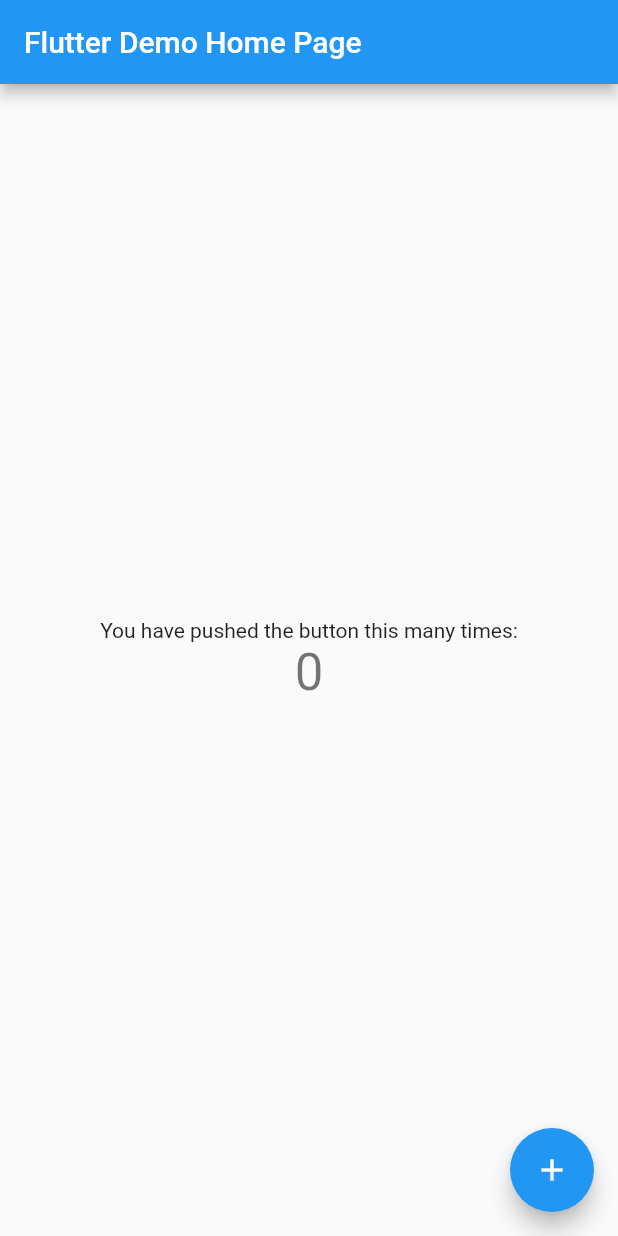
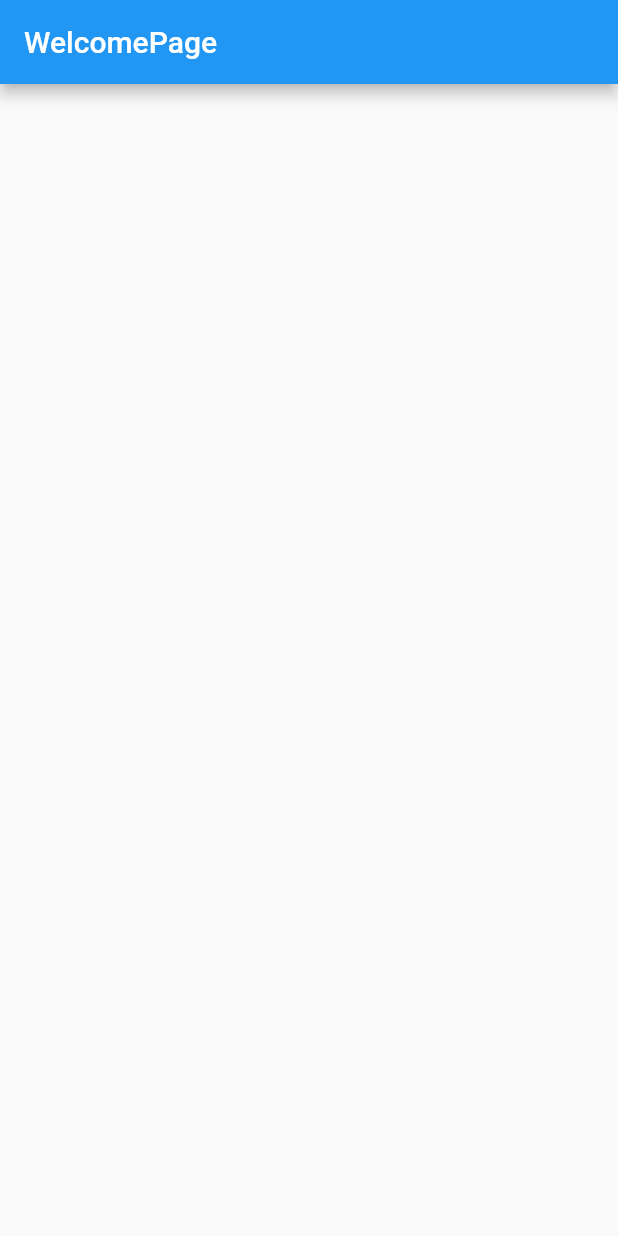
Before and after one commit to JanibekJali/flutter_git, a Flutter app: the screen it shows after launch, on a phone screen of 412 x 824 dp. Run offline on Flutter 3.47's test engine with Material 2 defaults, Android fonts, the phone set to English and light mode, and no system bars.

Commit message:
welcome_page

```diff
--- /dev/null
+++ b/lib/app/page/welcome_page.dart
@@ -0,0 +1,21 @@
+import 'package:flutter/material.dart';
+import 'package:flutter/src/widgets/framework.dart';
+import 'package:flutter/src/widgets/placeholder.dart';
+
+class WelcomePage extends StatefulWidget {
+  const WelcomePage({super.key});
+
+  @override
+  State<WelcomePage> createState() => _WelcomePageState();
+}
+
+class _WelcomePageState extends State<WelcomePage> {
+  @override
+  Widget build(BuildContext context) {
+    return Scaffold(
+      appBar: AppBar(
+        title: const Text("WelcomePage"),
+      ),
+    );
+  }
+}
--- a/lib/main.dart
+++ b/lib/main.dart
@@ -1,4 +1,6 @@
 import 'package:flutter/material.dart';
+
+import 'app/page/welcome_page.dart';
 
 void main() {
   runApp(const MyApp());
@@ -24,92 +26,7 @@ class MyApp extends StatelessWidget {
         // is not restarted.
         primarySwatch: Colors.blue,
       ),
-      home: const MyHomePage(title: 'Flutter Demo Home Page'),
+      home: const WelcomePage(),
     );
   }
 }
-
-class MyHomePage extends StatefulWidget {
-  const MyHomePage({super.key, required this.title});
-
-  // This widget is the home page of your application. It is stateful, meaning
-  // that it has a State object (defined below) that contains fields that affect
-  // how it looks.
-
-  // This class is the configuration for the state. It holds the values (in this
-  // case the title) provided by the parent (in this case the App widget) and
-  // used by the build method of the State. Fields in a Widget subclass are
-  // always marked "final".
-
-  final String title;
-
-  @override
-  State<MyHomePage> createState() => _MyHomePageState();
-}
-
-class _MyHomePageState extends State<MyHomePage> {
-  int _counter = 0;
-
-  void _incrementCounter() {
-    setState(() {
-      // This call to setState tells the Flutter framework that something has
-      // changed in this State, which causes it to rerun the build method below
-      // so that the display can reflect the updated values. If we changed
-      // _counter without calling setState(), then the build method would not be
-      // called again, and so nothing would appear to happen.
-      _counter++;
-    });
-  }
-
-  @override
-  Widget build(BuildContext context) {
-    // This method is rerun every time setState is called, for instance as done
-    // by the _incrementCounter method above.
-    //
-    // The Flutter framework has been optimized to make rerunning build methods
-    // fast, so that you can just rebuild anything that needs updating rather
-    // than having to individually change instances of widgets.
-    return Scaffold(
-      appBar: AppBar(
-        // Here we take the value from the MyHomePage object that was created by
-        // the App.build method, and use it to set our appbar title.
-        title: Text(widget.title),
-      ),
-      body: Center(
-        // Center is a layout widget. It takes a single child and positions it
-        // in the middle of the parent.
-        child: Column(
-          // Column is also a layout widget. It takes a list of children and
-          // arranges them vertically. By default, it sizes itself to fit its
-          // children horizontally, and tries to be as tall as its parent.
-          //
-          // Invoke "debug painting" (press "p" in the console, choose the
-          // "Toggle Debug Paint" action from the Flutter Inspector in Android
-          // Studio, or the "Toggle Debug Paint" command in Visual Studio Code)
-          // to see the wireframe for each widget.
-          //
-          // Column has various properties to control how it sizes itself and
-          // how it positions its children. Here we use mainAxisAlignment to
-          // center the children vertically; the main axis here is the vertical
-          // axis because Columns are vertical (the cross axis would be
-          // horizontal).
-          mainAxisAlignment: MainAxisAlignment.center,
-          children: <Widget>[
-            const Text(
-              'You have pushed the button this many times:',
-            ),
-            Text(
-              '$_counter',
-              style: Theme.of(context).textTheme.headlineMedium,
-            ),
-          ],
-        ),
-      ),
-      floatingActionButton: FloatingActionButton(
-        onPressed: _incrementCounter,
-        tooltip: 'Increment',
-        child: const Icon(Icons.add),
-      ), // This trailing comma makes auto-formatting nicer for build methods.
-    );
-  }
-}
```
